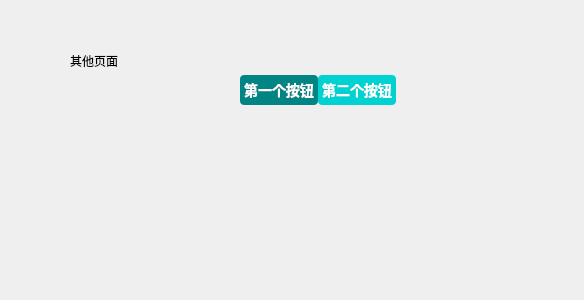
Qt form cvuse/CVUseServer/winUI/other_page.ui (Hoemu/cvuse) before a commit.
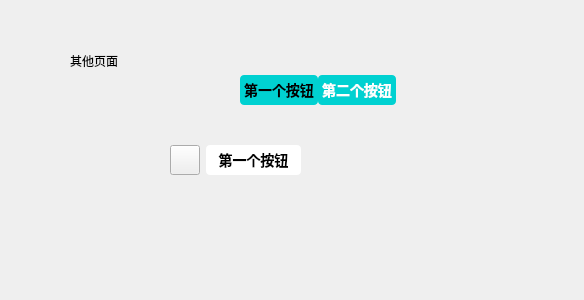
The same form after that commit. Icons and pictures are not drawn. Custom widgets are drawn as their Qt base class.

```diff
--- a/cvuse/CVUseServer/winUI/other_page.ui
+++ b/cvuse/CVUseServer/winUI/other_page.ui
@@ -14,41 +14,7 @@
    <string>Form</string>
   </property>
   <property name="styleSheet">
-   <string notr="true">QPushButton
-{
-	background-color: #00d1d1; /*背景色*/ 
-	border-style: outset;
-	border-width: 0px;
-	border-radius:4px; /*边界圆滑*/
-	border-color: #00d1d1;
-	font: bold 14px;
-	min-width:2em;
-	color:white; /*字体颜色*/
-	/*font-family:华文新魏;*/
-	padding: 4px;
-}
- 
-QPushButton:hover
-{
-	background-color: #00aaaa;
-}
- 
-QPushButton:pressed
-{
-	background-color: #008484; /*伪状态经过时背景色*/ 
-	border-style: inset;
-}
-
-QPushButton:checked
-{
-	background-color: #008484; /*伪状态经过时背景色*/ 
-	border-style: inset;
-}
-
-QPushButton:!enabled{
-	background-color: rgb(100, 100, 100);
-	border-style: inset;
-}</string>
+   <string notr="true"/>
   </property>
   <widget class="QLabel" name="label">
    <property name="geometry">
@@ -78,6 +44,43 @@
     </property>
     <item>
      <widget class="QPushButton" name="btn_test1">
+      <property name="styleSheet">
+       <string notr="true">QPushButton
+{
+	background-color: #00d1d1; /*背景色*/ 
+	border-style: outset;
+	border-width: 0px;
+	border-radius:4px; /*边界圆滑*/
+	border-color: #00d1d1;
+	font: bold 14px;
+	min-width:2em;
+	color: black; /*字体颜色*/
+	/*font-family:华文新魏;*/
+	padding: 4px;
+}
+ 
+QPushButton:hover
+{
+	background-color: #00aaaa;
+}
+ 
+QPushButton:pressed
+{
+	background-color: #f0f0f0; /*伪状态经过时背景色*/ 
+	border-style: inset;
+}
+
+QPushButton:checked
+{
+	background-color: #f0f0f0; /*伪状态经过时背景色*/ 
+	border-style: inset;
+}
+
+QPushButton:!enabled{
+	background-color: rgb(100, 100, 100);
+	border-style: inset;
+}</string>
+      </property>
       <property name="text">
        <string>第一个按钮</string>
       </property>
@@ -85,18 +88,58 @@
        <bool>true</bool>
       </property>
       <property name="checked">
-       <bool>true</bool>
+       <bool>false</bool>
       </property>
      </widget>
     </item>
     <item>
      <widget class="QPushButton" name="btn_test2">
+      <property name="styleSheet">
+       <string notr="true">QPushButton
+{
+	background-color: #00d1d1; /*背景色*/ 
+	border-style: outset;
+	border-width: 0px;
+	border-radius:4px; /*边界圆滑*/
+	border-color: #00d1d1;
+	font: bold 14px;
+	min-width:2em;
+	color:white; /*字体颜色*/
+	/*font-family:华文新魏;*/
+	padding: 4px;
+}
+ 
+QPushButton:hover
+{
+	background-color: #00aaaa;
+}
+ 
+QPushButton:pressed
+{
+	background-color: #008484; /*伪状态经过时背景色*/ 
+	border-style: inset;
+}
+
+QPushButton:checked
+{
+	background-color: #008484; /*伪状态经过时背景色*/ 
+	border-style: inset;
+}
+
+QPushButton:!enabled{
+	background-color: rgb(100, 100, 100);
+	border-style: inset;
+}</string>
+      </property>
       <property name="text">
        <string>第二个按钮</string>
       </property>
       <property name="checkable">
        <bool>true</bool>
       </property>
+      <property name="checked">
+       <bool>false</bool>
+      </property>
      </widget>
     </item>
     <item>
@@ -114,7 +157,123 @@
     </item>
    </layout>
   </widget>
+  <widget class="QWidget" name="btnTextGroup" native="true">
+   <property name="geometry">
+    <rect>
+     <x>170</x>
+     <y>140</y>
+     <width>131</width>
+     <height>41</height>
+    </rect>
+   </property>
+   <property name="styleSheet">
+    <string notr="true">#widget
+{
+	background-color:#FFFFFF;
+}</string>
+   </property>
+   <layout class="QHBoxLayout" name="horizontalLayout_3">
+    <item>
+     <widget class="QToolButton" name="btn_tool">
+      <property name="minimumSize">
+       <size>
+        <width>30</width>
+        <height>30</height>
+       </size>
+      </property>
+      <property name="styleSheet">
+       <string notr="true">#toolButton {
+	/*background: url(:/background/pic/set_page_checked.png) center no-repeat;*/
+	font-size: 14px;
+	border-image: url(:/background/pic/set_page_checked.png) center no-repeat;
+}
+</string>
+      </property>
+      <property name="text">
+       <string/>
+      </property>
+      <property name="toolButtonStyle">
+       <enum>Qt::ToolButtonStyle::ToolButtonFollowStyle</enum>
+      </property>
+     </widget>
+    </item>
+    <item>
+     <widget class="QPushButton" name="btn_text">
+      <property name="styleSheet">
+       <string notr="true">QPushButton
+{
+	background-color: #FFFFFF; /*背景色*/ 
+	border-style: outset;
+	border-width: 0px;
+	border-radius:4px; /*边界圆滑*/
+	border-color: #FFFFFF;
+	font: bold 14px;
+	min-width:2em;
+	color: black; /*字体颜色*/
+	/*font-family:华文新魏;*/
+	padding: 4px;
+}
+ 
+QPushButton:hover
+{
+	background-color: #00aaaa;
+}
+ 
+QPushButton:pressed
+{
+	background-color: #f0f0f0; /*伪状态经过时背景色*/ 
+	border-style: inset;
+}
+
+QPushButton:checked
+{
+	background-color: #f0f0f0; /*伪状态经过时背景色*/ 
+	border-style: inset;
+}
+
+QPushButton:!enabled{
+	background-color: rgb(100, 100, 100);
+	border-style: inset;
+}</string>
+      </property>
+      <property name="text">
+       <string>第一个按钮</string>
+      </property>
+      <property name="checkable">
+       <bool>true</bool>
+      </property>
+      <property name="checked">
+       <bool>false</bool>
+      </property>
+     </widget>
+    </item>
+   </layout>
+  </widget>
+  <widget class="ButtonTextGroup" name="widget" native="true">
+   <property name="geometry">
+    <rect>
+     <x>330</x>
+     <y>180</y>
+     <width>111</width>
+     <height>41</height>
+    </rect>
+   </property>
+   <property name="styleSheet">
+    <string notr="true">QWidget
+{
+	color: #f0f0f0;
+}</string>
+   </property>
+  </widget>
  </widget>
+ <customwidgets>
+  <customwidget>
+   <class>ButtonTextGroup</class>
+   <extends>QWidget</extends>
+   <header location="global">../../../../winUI/component/button_text_group.h</header>
+   <container>1</container>
+  </customwidget>
+ </customwidgets>
  <resources/>
  <connections/>
 </ui>
```
